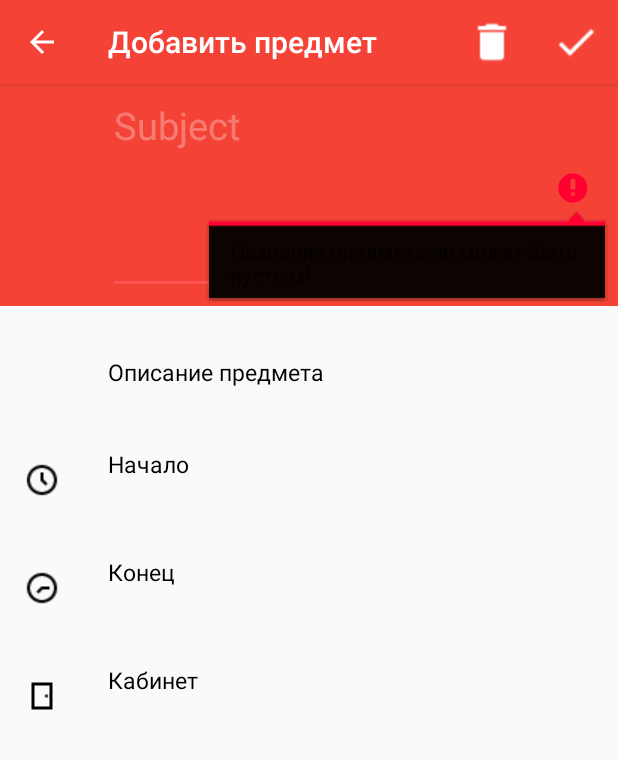
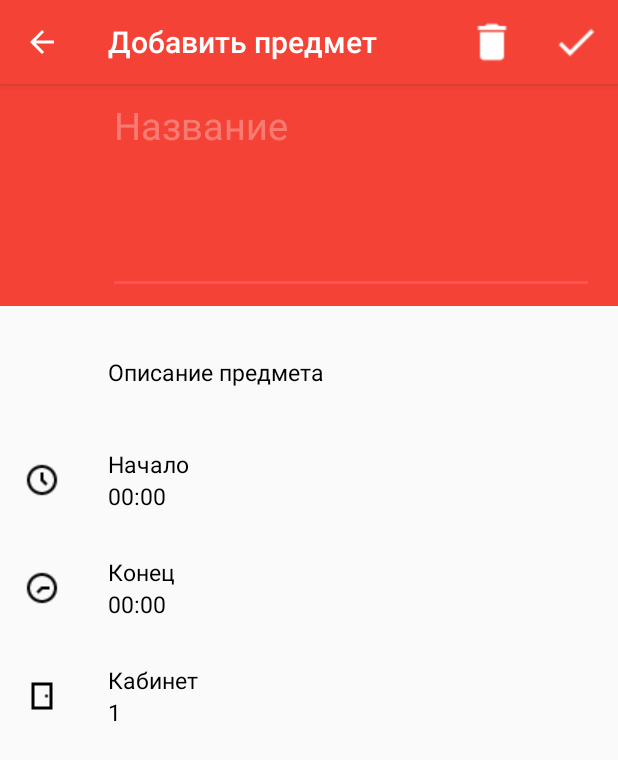
Before and after one commit to 9vernyy/scheduleapp, an Android app: the SubjectAddActivity screen opened directly, with no data from a screen before it, after a tap on "Save Reminder", on a phone screen of 412 x 824 dp. Shown: the top 760 px of the screen. Run offline under Robolectric (Android 15) with nearby library versions, the phone set to English and light mode, and no system bars; libraries missing offline, so code that uses them is left out: com.wdullaer.materialdatetimepicker.

```diff
--- a/app/src/main/java/com/example/adilet/schedule/SubjectAddActivity.java
+++ b/app/src/main/java/com/example/adilet/schedule/SubjectAddActivity.java
@@ -62,8 +62,7 @@ public class SubjectAddActivity extends AppCompatActivity {
 
             case R.id.save_reminder:
                 if (subjectName.getText().toString().length() == 0)
-                    subjectName.setError("Название предмета не может быть пустым!");
-
+                    Toast.makeText(this, "Название предмета не может быть пустым!", Toast.LENGTH_SHORT).show();
                 else {
                     saveSubject();
                 }
--- a/app/src/main/res/layout/activity_login.xml
+++ b/app/src/main/res/layout/activity_login.xml
@@ -12,7 +12,7 @@
         android:paddingLeft="24dp"
         android:paddingRight="24dp">
 
-        <ImageView android:src="@drawable/logo"
+        <ImageView
             android:layout_width="wrap_content"
             android:layout_height="72dp"
             android:layout_marginBottom="24dp"
--- a/app/src/main/res/layout/activity_register.xml
+++ b/app/src/main/res/layout/activity_register.xml
@@ -13,7 +13,7 @@
         android:paddingLeft="24dp"
         android:paddingRight="24dp">
 
-        <ImageView android:src="@drawable/logo"
+        <ImageView
             android:layout_width="wrap_content"
             android:layout_height="72dp"
             android:layout_marginBottom="1dp"
--- a/app/src/main/res/layout/activity_subject.xml
+++ b/app/src/main/res/layout/activity_subject.xml
@@ -19,7 +19,7 @@
         android:layout_centerInParent="true"
         android:gravity="center"
         android:padding="16dp"
-        android:text="No subjects"
+        android:text="Вы не добавили расписание, для добавления нажмите +"
         android:visibility="gone" />
 
     <View
--- a/app/src/main/res/layout/activity_subject_add.xml
+++ b/app/src/main/res/layout/activity_subject_add.xml
@@ -4,145 +4,146 @@
     android:layout_height="match_parent">
 
     <LinearLayout
+        android:id="@+id/add_reminder_layout_top"
         android:layout_width="match_parent"
+        android:layout_height="148dp"
         android:layout_below="@+id/toolbar"
-        android:theme="@style/ThemeOverlay.AppCompat.Dark.ActionBar"
-        android:id="@+id/add_reminder_layout_top"
         android:background="@color/primary"
         android:orientation="vertical"
-        android:layout_height="148dp">
+        android:theme="@style/ThemeOverlay.AppCompat.Dark.ActionBar">
 
             <EditText
+                android:id="@+id/subject_title"
                 android:layout_width="match_parent"
-            android:id="@+id/subject_title"
+                android:layout_height="140dp"
                 android:layout_marginLeft="72dp"
-            android:hint="Subject"
-            android:textSize="25dp"
+                android:layout_marginRight="16dp"
+                android:gravity="top|left"
+                android:hint="Название"
+                android:inputType="textCapWords|textMultiLine"
                 android:lines="4"
                 android:minLines="4"
-            android:gravity="top|left"
+                android:scrollHorizontally="false"
                 android:textColor="@color/white"
-            android:scrollHorizontally="false"
                 android:textColorHint="@color/primary_text_disabled_material_dark"
-            android:inputType="textCapWords|textMultiLine"
-            android:layout_marginRight="16dp"
-            android:layout_height="140dp"/>
+                android:textSize="25dp" />
 
     </LinearLayout>
 
-    <ScrollView
-        xmlns:android="http://schemas.android.com/apk/res/android"
+    <ScrollView xmlns:android="http://schemas.android.com/apk/res/android"
         android:layout_width="fill_parent"
-        android:layout_below="@id/add_reminder_layout_top"
-        android:layout_height="fill_parent">
+        android:layout_height="fill_parent"
+        android:layout_below="@id/add_reminder_layout_top">
 
         <LinearLayout
             android:layout_width="match_parent"
-            android:orientation="vertical"
-            android:layout_height="wrap_content">
+            android:layout_height="wrap_content"
+            android:orientation="vertical">
 
             <TextView
+                android:id="@+id/details"
                 android:layout_width="match_parent"
+                android:layout_height="72dp"
+                android:layout_marginLeft="72dp"
                 android:layout_marginTop="8dp"
+                android:gravity="center_vertical"
                 android:text="Описание предмета"
-                android:id="@+id/details"
-                android:textSize="15dp"
-                android:gravity="center_vertical"
-                android:layout_marginLeft="72dp"
                 android:textColor="#000"
-                android:layout_height="72dp"/>
+                android:textSize="15dp" />
 
             <RelativeLayout
+                android:id="@+id/time"
                 android:layout_width="match_parent"
+                android:layout_height="72dp"
+                android:background="?android:attr/selectableItemBackground"
                 android:clickable="true"
-                android:onClick="setTimeStart"
-                android:id="@+id/time"
-                android:background="?android:attr/selectableItemBackground"
-                android:layout_height="72dp">
+                android:onClick="setTimeStart">
 
                 <ImageView
                     android:id="@+id/start_time_icon"
                     android:layout_width="wrap_content"
                     android:layout_height="wrap_content"
                     android:layout_alignParentLeft="true"
+                    android:layout_centerVertical="true"
                     android:layout_marginLeft="16dp"
                     android:layout_marginRight="32dp"
-                    android:src="@drawable/time"
-                    android:layout_centerVertical="true" />
+                    android:src="@drawable/time" />
 
                 <LinearLayout
                     android:layout_width="wrap_content"
-                    android:orientation="vertical"
+                    android:layout_height="wrap_content"
                     android:layout_centerVertical="true"
                     android:layout_toRightOf="@id/start_time_icon"
-                    android:layout_height="wrap_content">
+                    android:orientation="vertical">
 
                     <TextView
                         android:id="@+id/start_time_text"
+                        android:layout_width="wrap_content"
+                        android:layout_height="wrap_content"
+                        android:text="Начало"
                         android:textColor="#000"
-                        android:layout_width="wrap_content"
-                        android:textSize="15dp"
-                        android:layout_height="wrap_content"
-                        android:text="Начало" />
+                        android:textSize="15dp" />
 
                     <TextView
+                        android:id="@+id/set_start_time"
                         android:layout_width="wrap_content"
-                        android:id="@+id/set_start_time"
-                        android:textSize="15dp"
+                        android:layout_height="wrap_content"
+                        android:text="00:00"
                         android:textColor="#000"
-                        android:layout_height="wrap_content"/>
+                        android:textSize="15dp" />
 
                 </LinearLayout>
 
             </RelativeLayout>
 
             <RelativeLayout
+                android:id="@+id/time_end"
                 android:layout_width="match_parent"
+                android:layout_height="72dp"
+                android:background="?android:attr/selectableItemBackground"
                 android:clickable="true"
-                android:onClick="setTimeEnd"
-                android:id="@+id/time_end"
-                android:background="?android:attr/selectableItemBackground"
-                android:layout_height="72dp">
+                android:onClick="setTimeEnd">
 
                 <ImageView
                     android:id="@+id/end_time_icon"
                     android:layout_width="wrap_content"
                     android:layout_height="wrap_content"
                     android:layout_alignParentLeft="true"
+                    android:layout_centerVertical="true"
                     android:layout_marginLeft="16dp"
                     android:layout_marginRight="32dp"
-                    android:src="@drawable/time2"
-                    android:layout_centerVertical="true" />
+                    android:src="@drawable/time2" />
 
                 <LinearLayout
                     android:layout_width="wrap_content"
-                    android:orientation="vertical"
+                    android:layout_height="wrap_content"
                     android:layout_centerVertical="true"
                     android:layout_toRightOf="@id/end_time_icon"
-                    android:layout_height="wrap_content">
+                    android:orientation="vertical">
 
                     <TextView
                         android:id="@+id/end_time_text"
+                        android:layout_width="wrap_content"
+                        android:layout_height="wrap_content"
+                        android:text="Конец"
                         android:textColor="#000"
-                        android:layout_width="wrap_content"
-                        android:textSize="15dp"
-                        android:layout_height="wrap_content"
-                        android:text="Конец" />
+                        android:textSize="15dp" />
 
                     <TextView
+                        android:id="@+id/set_end_time"
                         android:layout_width="wrap_content"
-                        android:id="@+id/set_end_time"
-                        android:textSize="15dp"
+                        android:layout_height="wrap_content"
+                        android:text="00:00"
                         android:textColor="#000"
-                        android:layout_height="wrap_content"/>
+                        android:textSize="15dp" />
 
                 </LinearLayout>
 
             </RelativeLayout>
 
             <RelativeLayout
+                android:id="@+id/repeat"
                 android:layout_width="match_parent"
-                android:id="@+id/repeat"
                 android:layout_height="72dp"
                 android:onClick="setCabinet">
 
@@ -152,33 +153,34 @@
                     android:layout_width="wrap_content"
                     android:layout_height="wrap_content"
                     android:layout_alignParentLeft="true"
+                    android:layout_centerVertical="true"
                     android:layout_marginLeft="16dp"
                     android:layout_marginRight="32dp"
-                    android:src="@drawable/cabinet"
-                    android:layout_centerVertical="true" />
+                    android:src="@drawable/cabinet" />
 
                 <LinearLayout
+                    android:id="@+id/repeat_ll"
                     android:layout_width="wrap_content"
-                    android:orientation="vertical"
-                    android:id="@+id/repeat_ll"
+                    android:layout_height="wrap_content"
                     android:layout_centerVertical="true"
                     android:layout_toRightOf="@id/cabinet_icon"
-                    android:layout_height="wrap_content">
+                    android:orientation="vertical">
 
                     <TextView
                         android:id="@+id/cabinet_text"
+                        android:layout_width="wrap_content"
+                        android:layout_height="wrap_content"
+                        android:text="Кабинет"
                         android:textColor="#000"
-                        android:layout_width="wrap_content"
-                        android:textSize="15dp"
-                        android:layout_height="wrap_content"
-                        android:text="Кабинет" />
+                        android:textSize="15dp" />
 
                     <TextView
+                        android:id="@+id/set_cabinet"
                         android:layout_width="wrap_content"
-                        android:id="@+id/set_cabinet"
-                        android:textSize="15dp"
+                        android:layout_height="wrap_content"
+                        android:text="1"
                         android:textColor="#000"
-                        android:layout_height="wrap_content"/>
+                        android:textSize="15dp" />
 
                 </LinearLayout>
 
--- a/app/src/main/res/layout/nav_header_main.xml
+++ b/app/src/main/res/layout/nav_header_main.xml
@@ -2,7 +2,7 @@
 <LinearLayout xmlns:android="http://schemas.android.com/apk/res/android"
     android:layout_width="match_parent"
     android:layout_height="@dimen/nav_header_height"
-    android:background="@drawable/side_nav_bar"
+    android:background="@drawable/city"
     android:gravity="bottom"
     android:orientation="vertical"
     android:paddingBottom="@dimen/activity_vertical_margin"
@@ -19,6 +19,7 @@
         android:src="@android:drawable/sym_def_app_icon" />
 
     <TextView
+        android:id="@+id/fullName"
         android:layout_width="match_parent"
         android:layout_height="wrap_content"
         android:paddingTop="@dimen/nav_header_vertical_spacing"
@@ -26,9 +27,10 @@
         android:textAppearance="@style/TextAppearance.AppCompat.Body1" />
 
     <TextView
-        android:id="@+id/textView"
+        android:id="@+id/email"
         android:layout_width="wrap_content"
         android:layout_height="wrap_content"
+        android:textColor="@color/white"
         android:text="android.studio@android.com" />
 
 </LinearLayout>
```
Also changed, not shown: app/src/main/AndroidManifest.xml (+7 -6 lines), app/src/main/java/com/example/adilet/schedule/LoginActivity.java (+3 -4 lines), app/src/main/java/com/example/adilet/schedule/MainActivity.java (+16 -1 lines), app/src/main/res/layout/recycler_items.xml (+7 -6 lines), app/src/main/res/values/styles.xml (+13 -0 lines), app/src/main/res/drawable/book.png (added), app/src/main/res/drawable/city.png (added), app/src/main/res/drawable/logo.png. Lines whose indentation alone changed are shown as unchanged.
